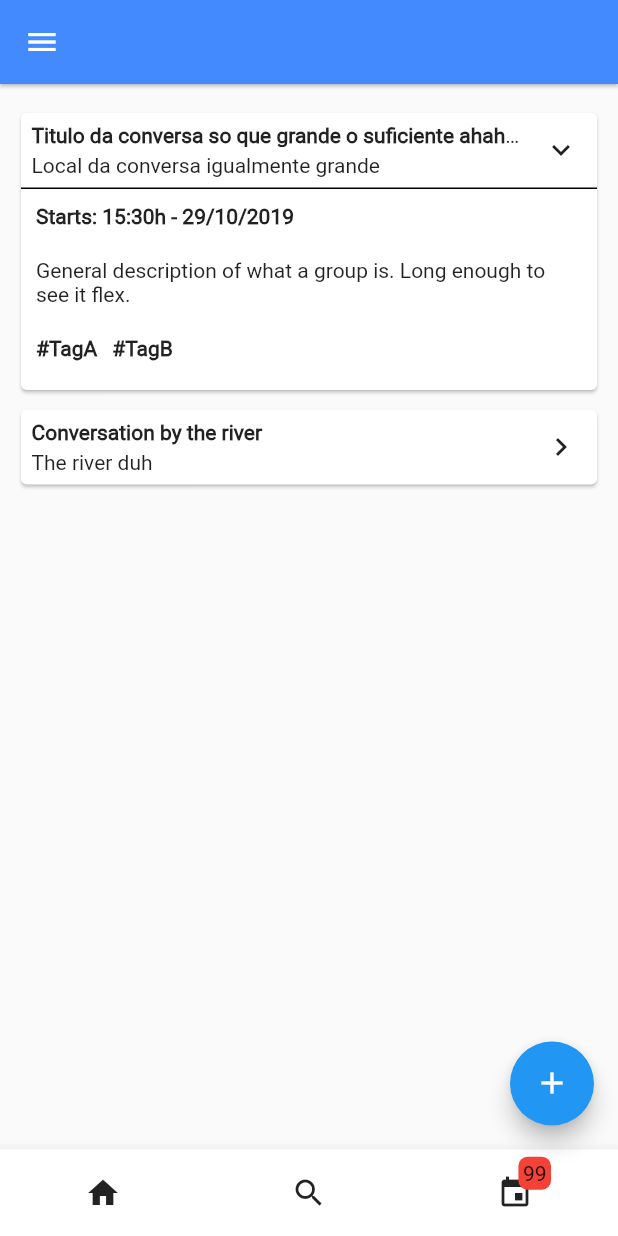
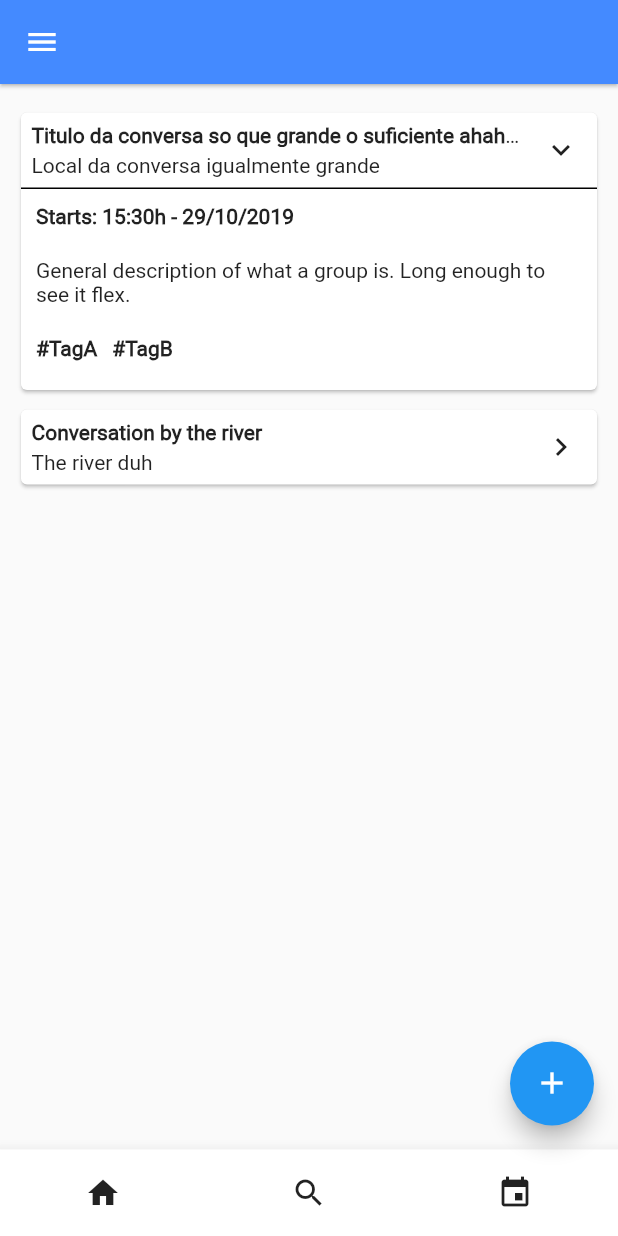
Before and after one commit to afonsoafonsoafonso/bird-chat, a Flutter app: the screen it shows after launch, after a tap on the "keyboard arrow right" icon, on a phone screen of 412 x 824 dp. Run offline on Flutter 3.47's test engine with Material 2 defaults, Android fonts, the phone set to English and light mode, and no system bars.

Commit message:
[Home_Page] Fixed sizing issue & removed notifications display
- Fixed issue with event dropdown not occupying full parent width
- Removed notification number display from navigation bar

```diff
--- a/bird_chat/lib/main.dart
+++ b/bird_chat/lib/main.dart
@@ -1,4 +1,4 @@
-import 'package:bird_chat/screens/home.dart';
+import 'package:bird_chat/screens/HomePage.dart';
 import 'package:bird_chat/services/DatabaseMock.dart';
 import 'package:flutter/material.dart';
 import 'router.dart' as router;
--- a/bird_chat/lib/router.dart
+++ b/bird_chat/lib/router.dart
@@ -1,6 +1,6 @@
 import 'package:bird_chat/models/events.dart';
 import 'package:bird_chat/screens/GroupInfoPage.dart';
-import 'package:bird_chat/screens/home.dart';
+import 'package:bird_chat/screens/HomePage.dart';
 import 'package:bird_chat/screens/ChatPage.dart';
 import 'package:bird_chat/screens/profile_page.dart';
 import 'package:bird_chat/services/MessagesController.dart';
--- a/bird_chat/lib/screens/home.dart
+++ b/bird_chat/lib/screens/HomePage.dart
@@ -60,7 +60,8 @@ class _Home extends State<Home> {
                 ),
                 onPressed: () {},
               ),
-              new Stack(children: <Widget>[
+              new Stack(
+                children: <Widget>[
                   new IconButton(
                     icon: Icon(
                       Icons.event,
@@ -76,8 +77,8 @@ class _Home extends State<Home> {
                       });
                     },
                   ),
-                new EventNotification(),
-              ])
+                ]
+              )
             ],
           ),
         ),
--- a/bird_chat/lib/widgets/event_Container.dart
+++ b/bird_chat/lib/widgets/event_Container.dart
@@ -36,7 +36,7 @@ class _EventContainer extends State<EventContainer> {
                     onTap: (){
                       Navigator.pushNamed(context, ChatPage.route, arguments: widget.event);
                     },
-                                  child: Container (
+                    child: Container (
                     height: 50,
                     padding: EdgeInsets.only(left: 7, top: 7, bottom: 7),
                     child: Column (
--- a/bird_chat/lib/widgets/event_DropDown_Container.dart
+++ b/bird_chat/lib/widgets/event_DropDown_Container.dart
@@ -23,7 +23,7 @@ class EventDropDownContainer extends StatelessWidget {
       ),
       child: Column (
         mainAxisAlignment: MainAxisAlignment.start,
-        crossAxisAlignment: CrossAxisAlignment.start,
+        crossAxisAlignment: CrossAxisAlignment.stretch,
         children: <Widget> [
           Container(
             margin: EdgeInsets.only(left: 10, top: 10, bottom: 10),
```
Lines whose indentation alone changed are shown as unchanged.
